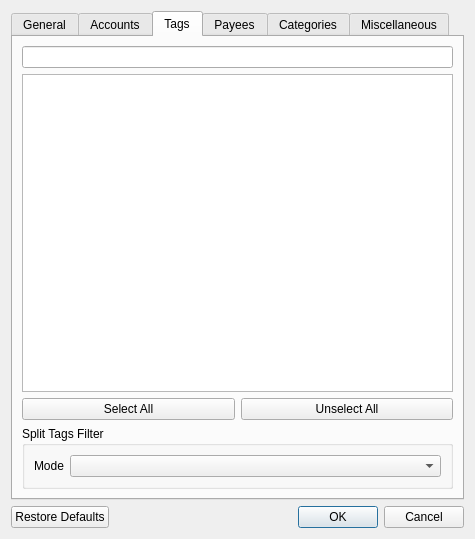
Above: src/views/ui_files/forms/transaction_filter_form.ui from JakubFranek/Kapytal before the change. Below: the same form after it.
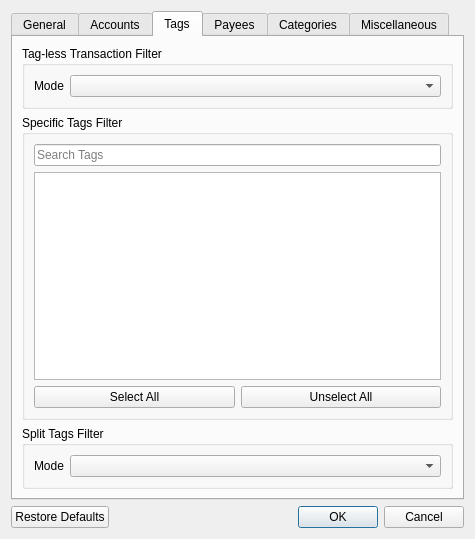
That is the form after the change. The open tabs and pages were chosen to show the change.

Commit message:
Add TaglessFilter and SplitTagsFilter
Rename src/presenters inner folder structure to shorten the names.
Rename TagsFilter to SpecificTagsFilter.
Add tagless_filters and split_tags_filters composite strategies.
Improve TransactionFilterForm Tags tab.
Add tests. Coverage 100%.

```diff
--- a/src/views/ui_files/forms/transaction_filter_form.ui
+++ b/src/views/ui_files/forms/transaction_filter_form.ui
@@ -278,7 +278,36 @@
       </attribute>
       <layout class="QVBoxLayout" name="verticalLayout_5">
        <item>
-        <widget class="QLineEdit" name="tagsSearchLineEdit"/>
+        <widget class="QGroupBox" name="tagLessFilterGroupBox">
+         <property name="title">
+          <string>Tag-less Transaction Filter</string>
+         </property>
+         <layout class="QFormLayout" name="formLayout_5">
+          <item row="0" column="1">
+           <widget class="QComboBox" name="tagLessFilterModeComboBox"/>
+          </item>
+          <item row="0" column="0">
+           <widget class="QLabel" name="tagLessFilterModeLabel">
+            <property name="text">
+             <string>Mode</string>
+            </property>
+           </widget>
+          </item>
+         </layout>
+        </widget>
+       </item>
+       <item>
+        <widget class="QGroupBox" name="specificTagsFilterGroupBox">
+         <property name="title">
+          <string>Specific Tags Filter</string>
+         </property>
+         <layout class="QVBoxLayout" name="verticalLayout_14">
+          <item>
+           <widget class="QLineEdit" name="tagsSearchLineEdit">
+            <property name="placeholderText">
+             <string>Search Tags</string>
+            </property>
+           </widget>
        </item>
        <item>
         <widget class="QListView" name="tagsListView"/>
@@ -301,6 +330,9 @@
          </item>
         </layout>
        </item>
+         </layout>
+        </widget>
+       </item>
        <item>
         <widget class="QGroupBox" name="splitTagsFilterGroupBox">
          <property name="title">
```
Left out of the diff: 3 changed lines with no effect on the pictures. Lines whose indentation alone changed are shown as unchanged. The commit also changes 37 other files.
